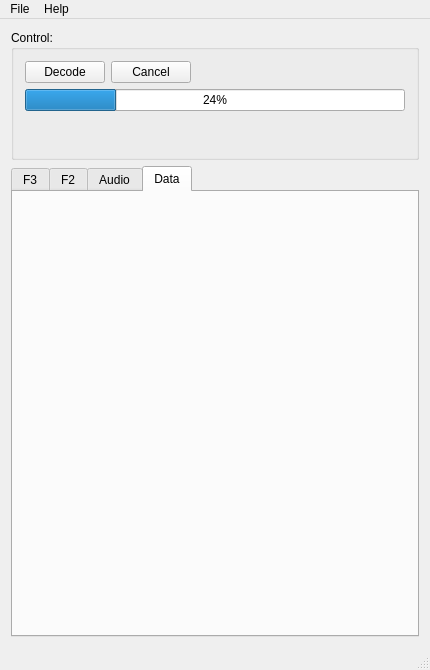
happycube/ld-decode, file tools/ld-process-efm/mainwindow.ui: the form before one commit.
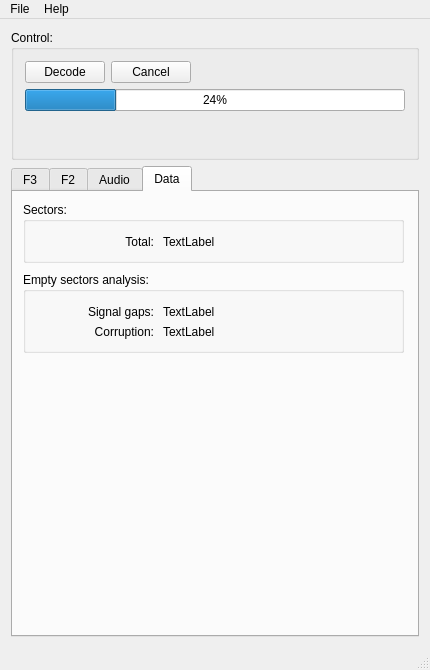
The form after the commit. The open tabs and pages were chosen to show the change. Icons and pictures are not drawn.

Commit message: Added audio and data saving to ld-process-efm - WIP #228

```diff
--- a/tools/ld-process-efm/mainwindow.ui
+++ b/tools/ld-process-efm/mainwindow.ui
@@ -757,6 +757,119 @@
          <attribute name="title">
           <string>Data</string>
          </attribute>
+         <widget class="QGroupBox" name="groupBox_6">
+          <property name="geometry">
+           <rect>
+            <x>10</x>
+            <y>10</y>
+            <width>381</width>
+            <height>61</height>
+           </rect>
+          </property>
+          <property name="title">
+           <string>Sectors:</string>
+          </property>
+          <widget class="QLabel" name="label_21">
+           <property name="geometry">
+            <rect>
+             <x>10</x>
+             <y>30</y>
+             <width>121</width>
+             <height>20</height>
+            </rect>
+           </property>
+           <property name="text">
+            <string>Total:</string>
+           </property>
+           <property name="alignment">
+            <set>Qt::AlignRight|Qt::AlignTrailing|Qt::AlignVCenter</set>
+           </property>
+          </widget>
+          <widget class="QLabel" name="data_total">
+           <property name="geometry">
+            <rect>
+             <x>140</x>
+             <y>30</y>
+             <width>231</width>
+             <height>20</height>
+            </rect>
+           </property>
+           <property name="text">
+            <string>TextLabel</string>
+           </property>
+          </widget>
+         </widget>
+         <widget class="QGroupBox" name="groupBox_7">
+          <property name="geometry">
+           <rect>
+            <x>10</x>
+            <y>80</y>
+            <width>381</width>
+            <height>81</height>
+           </rect>
+          </property>
+          <property name="title">
+           <string>Empty sectors analysis:</string>
+          </property>
+          <widget class="QLabel" name="label_22">
+           <property name="geometry">
+            <rect>
+             <x>10</x>
+             <y>30</y>
+             <width>121</width>
+             <height>20</height>
+            </rect>
+           </property>
+           <property name="text">
+            <string>Signal gaps:</string>
+           </property>
+           <property name="alignment">
+            <set>Qt::AlignRight|Qt::AlignTrailing|Qt::AlignVCenter</set>
+           </property>
+          </widget>
+          <widget class="QLabel" name="label_23">
+           <property name="geometry">
+            <rect>
+             <x>10</x>
+             <y>50</y>
+             <width>121</width>
+             <height>20</height>
+            </rect>
+           </property>
+           <property name="text">
+            <string>Corruption:</string>
+           </property>
+           <property name="alignment">
+            <set>Qt::AlignRight|Qt::AlignTrailing|Qt::AlignVCenter</set>
+           </property>
+          </widget>
+          <widget class="QLabel" name="data_signalGaps">
+           <property name="geometry">
+            <rect>
+             <x>140</x>
+             <y>30</y>
+             <width>231</width>
+             <height>20</height>
+            </rect>
+           </property>
+           <property name="text">
+            <string>TextLabel</string>
+           </property>
+          </widget>
+          <widget class="QLabel" name="data_corruption">
+           <property name="geometry">
+            <rect>
+             <x>140</x>
+             <y>50</y>
+             <width>231</width>
+             <height>20</height>
+            </rect>
+           </property>
+           <property name="text">
+            <string>TextLabel</string>
+           </property>
+          </widget>
+         </widget>
         </widget>
        </widget>
       </item>
```
Left out of the diff: 15 changed lines with no effect on the pictures. The commit also changes 8 other files.
